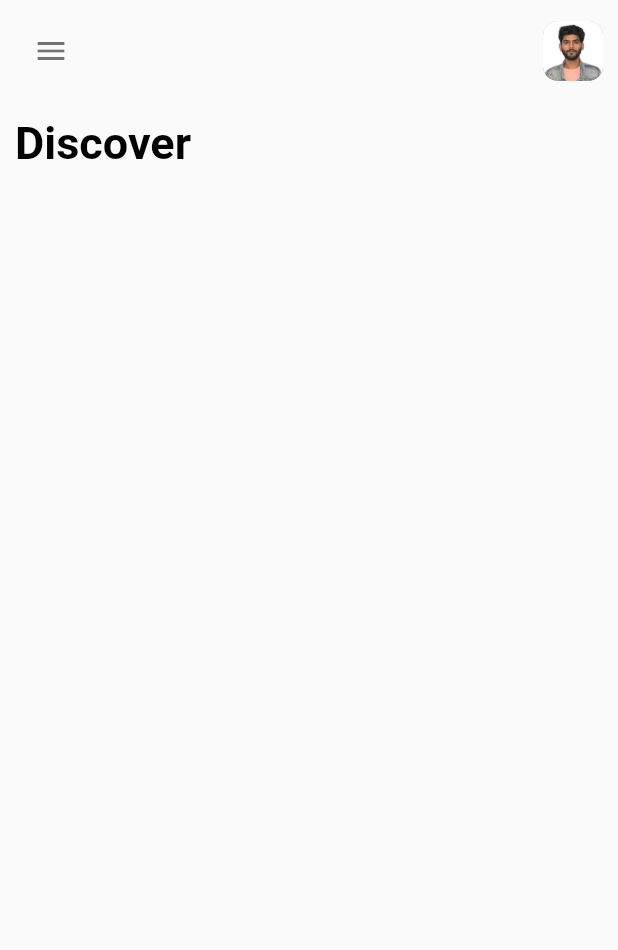
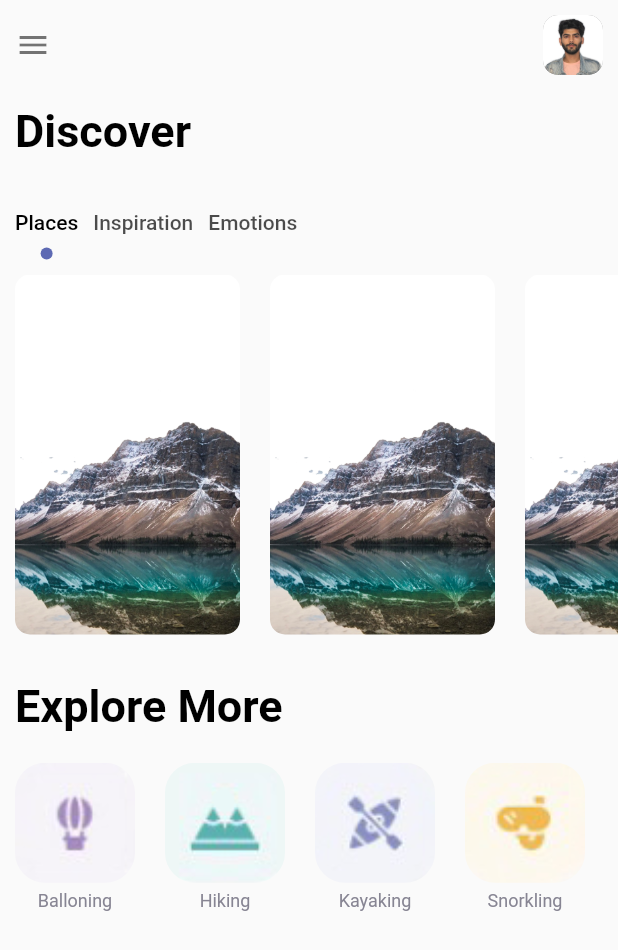
Before and after one commit to skt-nectardigit/flutter_tutorial, a Flutter app: the HomePage screen opened directly, on a phone screen of 412 x 824 dp. Shown: the top 950 px of the screen. Run offline on Flutter 3.47's test engine with Material 2 defaults, Android fonts, the phone set to English and light mode, and no system bars; our stand-ins replace bloc, connectivity, flutter_bloc, webview_flutter.

Commit message:
added homepage

```diff
--- a/lib/travel_app/pages/nav_pages/home_page.dart
+++ b/lib/travel_app/pages/nav_pages/home_page.dart
@@ -1,6 +1,8 @@
+import 'package:flutter/cupertino.dart';
 import 'package:flutter/material.dart';
+import 'package:flutter_tutorial/travel_app/misc/colors.dart';
 import 'package:flutter_tutorial/travel_app/widgets/app_large_text.dart';
-
+import 'package:flutter_tutorial/travel_app/widgets/app_text.dart';
 
 class HomePage extends StatefulWidget {
   const HomePage({Key? key}) : super(key: key);
@@ -12,7 +14,13 @@ class HomePage extends StatefulWidget {
 class _HomePageState extends State<HomePage> with TickerProviderStateMixin {
   @override
   Widget build(BuildContext context) {
-    TabController tabController= TabController(length: 3, vsync: this);
+    TabController tabController = TabController(length: 3, vsync: this);
+    var exploreMoreItems = {
+      "assets/drawables/balloning.png": "Balloning",
+      "assets/drawables/hiking.png": "Hiking",
+      "assets/drawables/kayaking.png": "Kayaking",
+      "assets/drawables/snorkling.png": "Snorkling"
+    };
     return SafeArea(
       child: Scaffold(
         body: Container(
@@ -23,7 +31,10 @@ class _HomePageState extends State<HomePage> with TickerProviderStateMixin {
               //First Element
               Row(
                 children: [
-                  IconButton(onPressed: (){}, icon: const Icon(Icons.menu, color: Colors.black54,)),
+                  const Icon(
+                    Icons.menu,
+                    color: Colors.black54,
+                  ),
                   Expanded(child: Container()),
                   Container(
                     margin: const EdgeInsets.only(right: 10),
@@ -33,39 +44,116 @@ class _HomePageState extends State<HomePage> with TickerProviderStateMixin {
                         borderRadius: BorderRadius.circular(10),
                         color: Colors.grey,
                         image: const DecorationImage(
-                        image: AssetImage("assets/drawables/andriod_developer.jpg")
-                      )
-                    ),
+                            image: AssetImage(
+                                "assets/drawables/andriod_developer.jpg"))),
                   )
                 ],
               ),
               //Second Element
-              const SizedBox(height: 20,),
+              const SizedBox(
+                height: 20,
+              ),
               AppLargeText(text: "Discover"),
               //Third Element
-              /*const SizedBox(height: 20,),
+              const SizedBox(
+                height: 20,
+              ),
               Container(
-                child:   TabBar(controller: tabController,labelColor: Colors.black,tabs: const [
-                  Tab(text: "Places",),
-                  Tab(text: "Inspiration",),
-                  Tab(text: "Emotions",),
+                child: TabBar(
+                    isScrollable: true,
+                    controller: tabController,
+                    labelColor: Colors.black,
+                    labelPadding: const EdgeInsets.only(left: 0, right: 10),
+                    indicator:
+                        CircleIndicator(color: AppColors.mainColor, radius: 4),
+                    indicatorSize: TabBarIndicatorSize.label,
+                    tabs: const [
+                      Tab(
+                        text: "Places",
+                      ),
+                      Tab(
+                        text: "Inspiration",
+                      ),
+                      Tab(
+                        text: "Emotions",
+                      ),
                     ]),
               ),
               Container(
-                height: 300,
+                height: 250,
                 width: double.maxFinite,
-                child:  TabBarView(
+                child: TabBarView(
                   controller: tabController,
-                  children: const [
-                    Text("Hello"),
-                    Text("Hi"),
-                    Text("Bye"),
+                  children: [
+                    ListView.builder(
+                        scrollDirection: Axis.horizontal,
+                        itemCount: 3,
+                        itemBuilder: (context, index) {
+                          return Container(
+                              margin: const EdgeInsets.only(right: 20, top: 10),
+                              width: 150,
+                              height: 250,
+                              decoration: BoxDecoration(
+                                borderRadius: BorderRadius.circular(10),
+                                image: const DecorationImage(
+                                    image: AssetImage(
+                                        "assets/drawables/welcome-three.png"),
+                                    fit: BoxFit.cover),
+                              ),
+                              child: Container(
+                                child: Column(
+                                  mainAxisAlignment: MainAxisAlignment.center,
+                                  children: [],
+                                ),
+                              ));
+                        }),
+                    const Text("Hi"),
+                    const Text("Bye"),
                   ],
                 ),
-              )*/
+              ),
               //Fourth Element
-
-
+              const SizedBox(
+                height: 30,
+              ),
+              AppLargeText(text: "Explore More"),
+              const SizedBox(
+                height: 20,
+              ),
+              Container(
+                height: 100,
+                width: double.maxFinite,
+                child: ListView.builder(itemCount: exploreMoreItems.length, scrollDirection: Axis.horizontal, itemBuilder: (context, index) {
+                  return Container(
+                    alignment: Alignment.center,
+                    width: 80,
+                    margin: const EdgeInsets.only(right: 20),
+                    child: Column(
+                      crossAxisAlignment: CrossAxisAlignment.center,
+                      mainAxisAlignment: MainAxisAlignment.center,
+                      children: [
+                        Container(
+                          height: 80,
+                          width: 80,
+                          decoration: BoxDecoration(
+                              borderRadius: BorderRadius.circular(20),
+                              image: DecorationImage(
+                                  image: AssetImage(
+                                    exploreMoreItems.keys.elementAt(index),
+                                  ),
+                                  fit: BoxFit.cover)),
+                        ),
+                        const SizedBox(height: 5,),
+                        AppText(
+                          text: exploreMoreItems.values.elementAt(index),
+                          color: AppColors.textColor2,
+                          size: 12,
+                        )
+                      ],
+                    ),
+                  );
+                }),
+              )
             ],
           ),
         ),
@@ -73,3 +161,42 @@ class _HomePageState extends State<HomePage> with TickerProviderStateMixin {
     );
   }
 }
+
+class CircleIndicator extends Decoration {
+  final Color color;
+  double radius;
+
+  @override
+  BoxPainter createBoxPainter([VoidCallback? onChanged]) {
+    // TODO: implement createBoxPainter
+    return _CircleIndicatorPainter(color: color, radius: radius);
+  }
+
+  CircleIndicator({
+    required this.color,
+    required this.radius,
+  });
+}
+
+class _CircleIndicatorPainter extends BoxPainter {
+  final Color color;
+  double radius;
+
+  @override
+  void paint(Canvas canvas, Offset offset, ImageConfiguration configuration) {
+    Paint _paint = Paint();
+    _paint.color = color;
+    _paint.isAntiAlias = true;
+
+    //final Offset offset1= Offset(configuration.size!.width/2-radius/2, configuration.size!.height-radius*2);
+    final Offset circleOffset = Offset(
+        configuration.size!.width / 2, configuration.size!.height - radius);
+
+    canvas.drawCircle(offset + circleOffset, radius, _paint);
+  }
+
+  _CircleIndicatorPainter({
+    required this.color,
+    required this.radius,
+  });
+}
--- a/lib/travel_app/widgets/app_text.dart
+++ b/lib/travel_app/widgets/app_text.dart
@@ -9,10 +9,11 @@ class AppText extends StatelessWidget {
   @override
   Widget build(BuildContext context) {
     return Container(
+      alignment: Alignment.center,
       width: 300,
       child: Text(
         text,
-        style: TextStyle(fontSize: size, color: color),
+        style: TextStyle(fontSize: size, color: color,),
       ),
     );
   }
```
Lines whose indentation alone changed are shown as unchanged.
